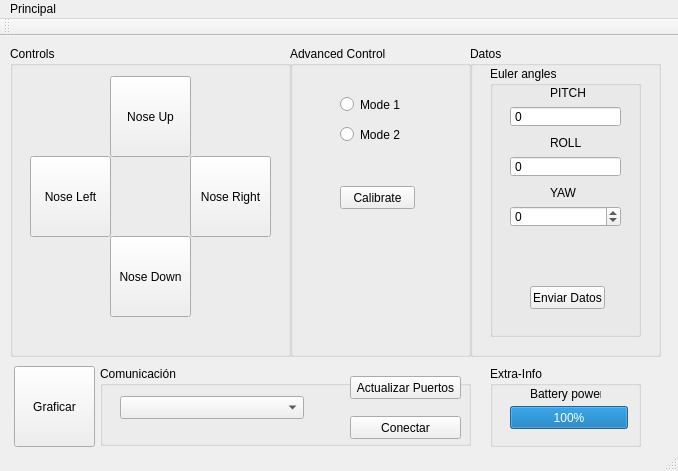
Above: GUI/ProyectoQt/Interfaz/interfaz.ui from lucasliano/Gimbal before the change. Below: the same form after it.
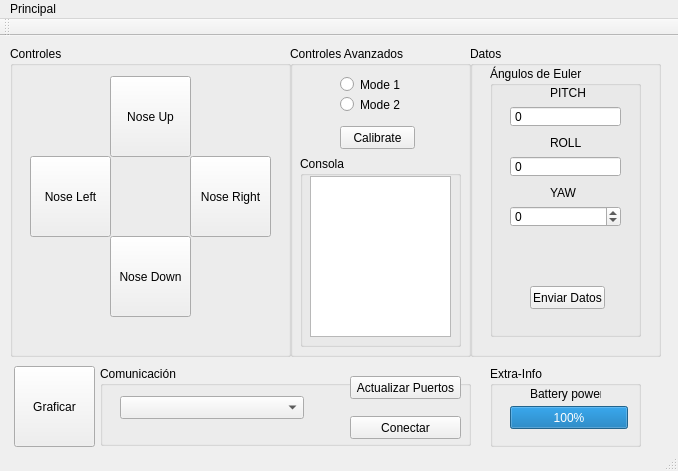
That is the form after the change.

```diff
--- a/GUI/ProyectoQt/Interfaz/interfaz.ui
+++ b/GUI/ProyectoQt/Interfaz/interfaz.ui
@@ -27,7 +27,7 @@
      </rect>
     </property>
     <property name="title">
-     <string>Controls</string>
+     <string>Controles</string>
     </property>
     <widget class="QPushButton" name="noseup">
      <property name="geometry">
@@ -92,13 +92,13 @@
      </rect>
     </property>
     <property name="title">
-     <string>Advanced Control</string>
+     <string>Controles Avanzados</string>
     </property>
     <widget class="QRadioButton" name="modo1">
      <property name="geometry">
       <rect>
        <x>50</x>
-       <y>50</y>
+       <y>30</y>
        <width>82</width>
        <height>17</height>
       </rect>
@@ -111,7 +111,7 @@
      <property name="geometry">
       <rect>
        <x>50</x>
-       <y>80</y>
+       <y>50</y>
        <width>82</width>
        <height>17</height>
       </rect>
@@ -124,7 +124,7 @@
      <property name="geometry">
       <rect>
        <x>50</x>
-       <y>140</y>
+       <y>80</y>
        <width>75</width>
        <height>23</height>
       </rect>
@@ -133,6 +133,29 @@
       <string>Calibrate</string>
      </property>
     </widget>
+    <widget class="QGroupBox" name="groupBox_7">
+     <property name="geometry">
+      <rect>
+       <x>10</x>
+       <y>110</y>
+       <width>161</width>
+       <height>191</height>
+      </rect>
+     </property>
+     <property name="title">
+      <string>Consola</string>
+     </property>
+     <widget class="QTextBrowser" name="txtConsola">
+      <property name="geometry">
+       <rect>
+        <x>10</x>
+        <y>20</y>
+        <width>141</width>
+        <height>161</height>
+       </rect>
+      </property>
+     </widget>
+    </widget>
    </widget>
    <widget class="QGroupBox" name="groupBox_4">
     <property name="geometry">
@@ -156,7 +179,7 @@
       </rect>
      </property>
      <property name="title">
-      <string>Euler angles</string>
+      <string>Ángulos de Euler</string>
      </property>
      <widget class="QLabel" name="label_2">
       <property name="geometry">
```
Left out of the diff: 13 changed lines with no effect on the pictures.
